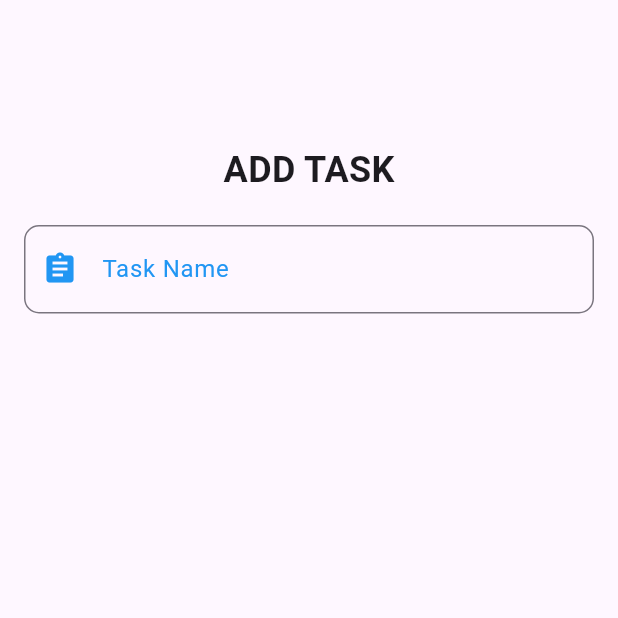
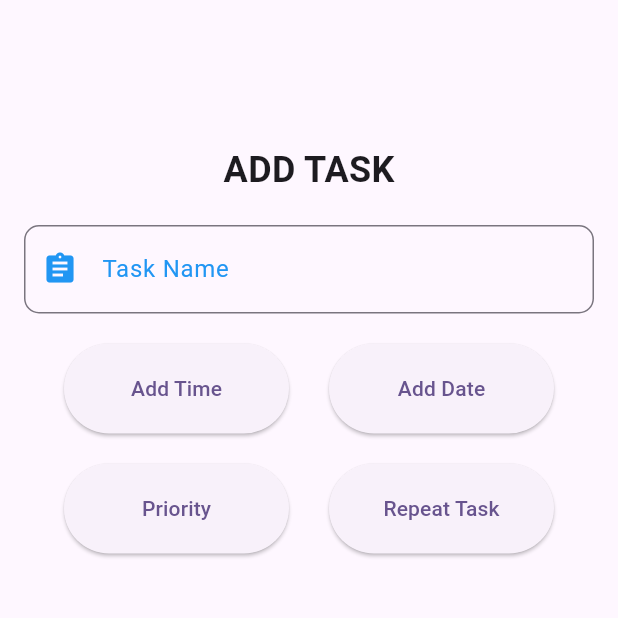
Before and after one commit to hel707/Team1, a Flutter app: the screen it shows after launch, scrolled down 33 dp, after a tap on the "add" icon, on a phone screen of 412 x 824 dp, the top half of it. Run offline on Flutter 3.47's test engine with Material 2 defaults, Android fonts, the phone set to English and light mode, and no system bars; our stand-ins replace cloud_firestore, firebase_auth, firebase_core, flutter_slidable, font_awesome_flutter, google_sign_in and 1 more; accounts and stored records are empty.

Commit message:
Recurrence connected to addTask

```diff
--- a/src/up_task/lib/screens/add_task_screen.dart
+++ b/src/up_task/lib/screens/add_task_screen.dart
@@ -59,9 +59,73 @@ class AddTaskPage extends StatelessWidget {
                   fontSize: 18.0, // Customize text inside the TextField
                 ),
               ),
+
               SizedBox(
                 height: 20,
               ),
+
+              // ADD TIME and ADD DATE BUTTONS
+
+              Row(
+                mainAxisAlignment: MainAxisAlignment.spaceEvenly,
+                children: [
+                  ElevatedButton(
+                    onPressed: () {
+                      // Handle the "Time" button press
+                      // You can add your logic here
+                    },
+                    child: Text('Add Time'),
+                    style: ElevatedButton.styleFrom(
+                      minimumSize: Size(150, 60), // Increase button size
+                    ),
+                  ),
+                  ElevatedButton(
+                    onPressed: () {
+                      // Handle the "Date" button press
+                      // You can add your logic here
+                    },
+                    child: Text('Add Date'),
+                    style: ElevatedButton.styleFrom(
+                      minimumSize: Size(150, 60), // Increase button size
+                    ),
+                  ),
+                ],
+              ),
+              SizedBox(
+                height: 20,
+              ),
+
+              //PRIORITY AND RECURRENCE BUTTON
+
+              Row(
+                mainAxisAlignment: MainAxisAlignment.spaceEvenly,
+                children: [
+                  ElevatedButton(
+                    onPressed: () {
+                      // Handle the "Time" button press
+                      // You can add your logic here
+                    },
+                    child: Text('Priority'),
+                    style: ElevatedButton.styleFrom(
+                      minimumSize: Size(150, 60), // Increase button size
+                    ),
+                  ),
+                  ElevatedButton(
+                    onPressed: () => Navigator.push(
+                        context,
+                        MaterialPageRoute(
+                            builder: (context) => RecurrenceScreen())),
+                    child: Text('Repeat Task'),
+                    style: ElevatedButton.styleFrom(
+                      minimumSize: Size(150, 60), // Increase button size
+                    ),
+                  ),
+                ],
+              ),
+              SizedBox(
+                height: 20,
+              ),
+
               // Add other widgets or components as needed
             ],
           ),
--- a/src/up_task/lib/screens/recurrence_screen.dart
+++ b/src/up_task/lib/screens/recurrence_screen.dart
@@ -10,14 +10,18 @@ class RecurrenceScreen extends StatefulWidget {
 }
 
 class _RecurrenceScreenState extends State<RecurrenceScreen> {
-  late String selectedOption = 'Do not repete';
+  late String selectedOption = 'Do not Repeat';
   bool isExpanded = false;
 
   @override
   Widget build(BuildContext context) {
-    return SingleChildScrollView(
+    return Material(
+      child: SingleChildScrollView(
         child: Column(
           children: <Widget>[
+            SizedBox(
+              height: 50,
+            ),
             const ListTile(
               title: Text(
                 'Select type of recursion:',
@@ -220,12 +224,13 @@ class _RecurrenceScreenState extends State<RecurrenceScreen> {
             //Custom
             ElevatedButton(
               style: ElevatedButton.styleFrom(minimumSize: Size(100, 40)),
-            onPressed: () => Navigator.push(
-                context, MaterialPageRoute(builder: (context) => CustomTask())),
+              onPressed: () => Navigator.push(context,
+                  MaterialPageRoute(builder: (context) => CustomTask())),
               child: Text("Custom Recurrence"),
             ),
           ],
         ),
+      ),
     );
   }
 }
```
Also changed, not shown: src/up_task/lib/screens/custom_recurrence_screen.dart (+10 -9 lines). Lines whose indentation alone changed are shown as unchanged.
